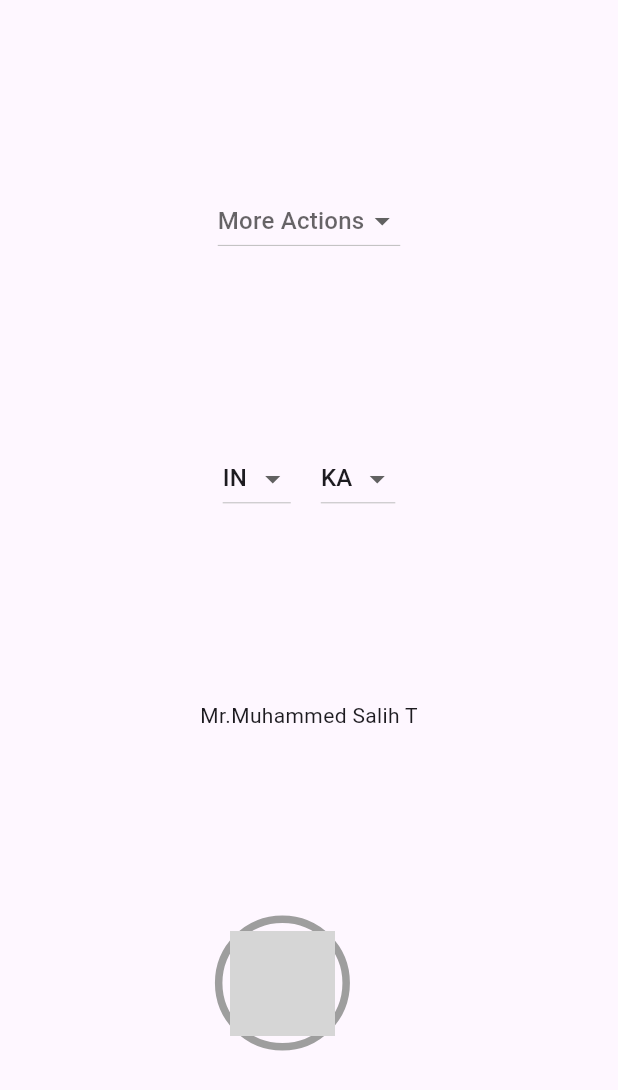
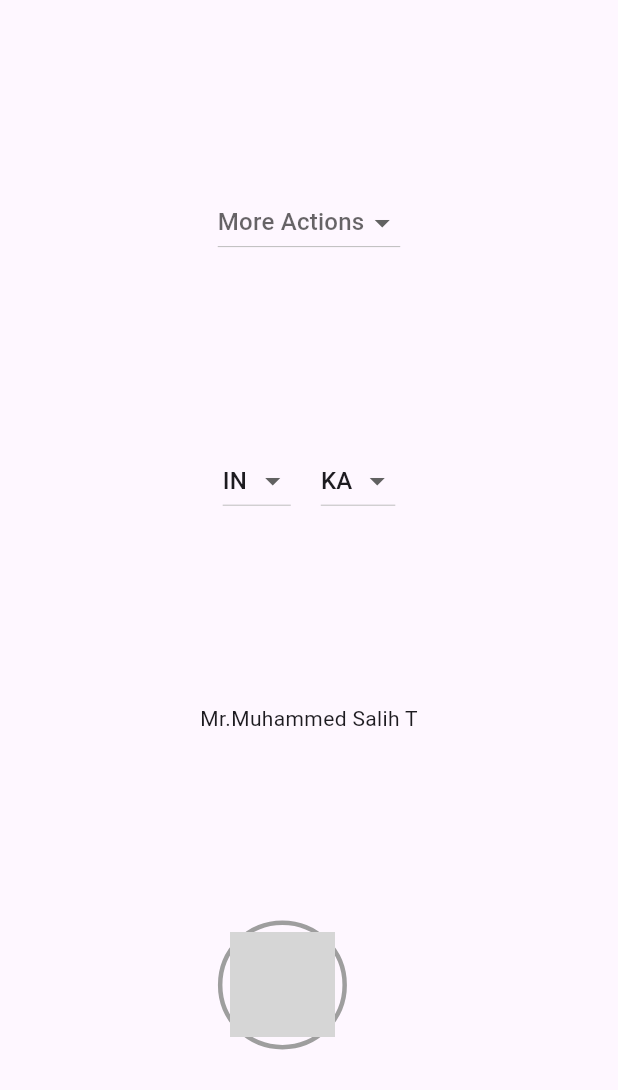
Before and after one commit to muhammedSalihT/trippldee, a Flutter app: the TasksView screen opened directly, on a phone screen of 412 x 824 dp. Shown: the top 1090 px of the screen. Run offline on Flutter 3.47's test engine with Material 3 defaults, Android fonts, the phone set to English and light mode, and no system bars; our stand-ins replace dio; accounts and stored records are empty; network calls fail; grey boxes are pictures that could not be loaded.

Commit message:
task 5 complted

```diff
--- a/lib/src/screens/view/tasks_view.dart
+++ b/lib/src/screens/view/tasks_view.dart
@@ -6,26 +6,28 @@ import 'package:trippldee_task/src/screens/widgets/custom_dropdown_widget.dart';
 import 'package:trippldee_task/src/screens/widgets/custom_country_state_dropdown_widget.dart';
 
 class TasksView extends StatelessWidget {
-  const TasksView({super.key});
+  const TasksView({super.key, this.userId});
+
+  final num? userId;
 
   @override
   Widget build(BuildContext context) {
-    return const Scaffold(
+    return Scaffold(
       body: SafeArea(
         child: Center(
           child: Column(
             mainAxisAlignment: MainAxisAlignment.spaceEvenly,
             children: [
-              CustomDropdownWidget(),
-              CustomCuntryStateDropDownWidget(),
-              DisplayName(
+              const CustomDropdownWidget(),
+              const CustomCuntryStateDropDownWidget(),
+              const DisplayName(
                 firstName: "Muhammed",
                 secondName: "Salih",
                 prefix: "Mr.",
                 suffix: "T",
               ),
               ProfileInfoWidget(
-                userId: 1,
+                userId: userId ?? 1,
               )
             ],
           ),
--- a/lib/src/screens/widgets/custom_profile_info_widget.dart
+++ b/lib/src/screens/widgets/custom_profile_info_widget.dart
@@ -34,7 +34,7 @@ class _ProfileInfoWidgetState extends State<ProfileInfoWidget> {
                   padding: const EdgeInsets.all(5),
                   decoration: BoxDecoration(
                       shape: BoxShape.circle,
-                      border: Border.all(color: Colors.grey, width: 5)),
+                      border: Border.all(color: Colors.grey, width: 3)),
                   child: ClipOval(
                     child: Image.network(
                       taskProvider.userData!.data.avatar,
```
Also changed, not shown: lib/main.dart (+21 -1 lines).
